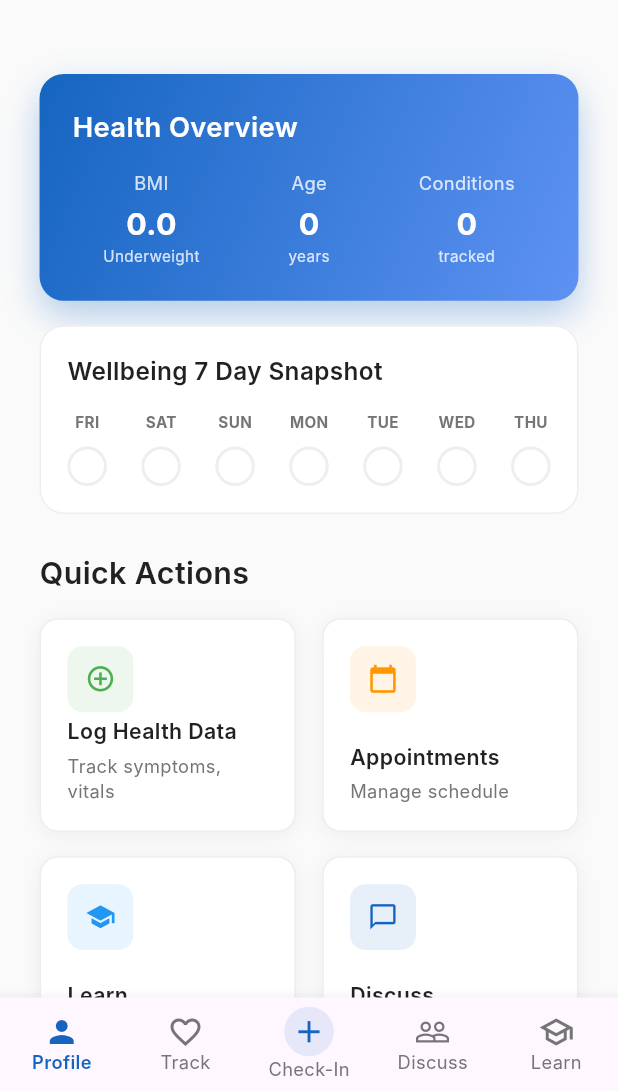
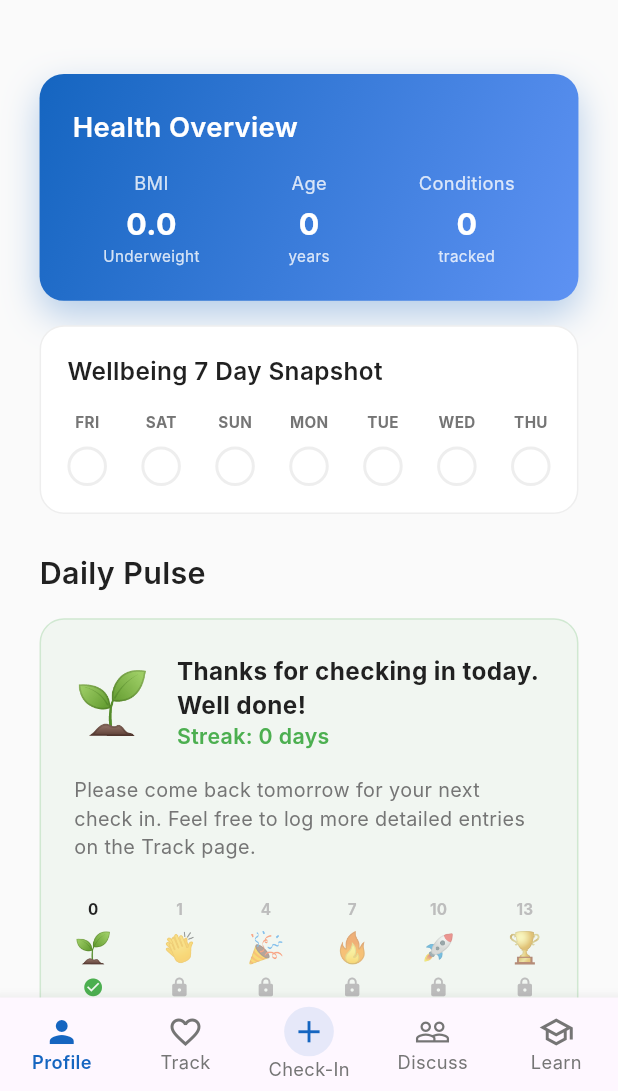
Before and after one commit to ACK-Adeyemi/pocket_health_app_v1, a Flutter app: the DashboardScreen screen opened by its route, item 2 of the bottom bar chosen, on a phone screen of 412 x 824 dp, the part 145-1236 px from its top. Run offline on Flutter 3.47's test engine with Material 3 defaults, Android fonts, the phone set to English and light mode, and no system bars; our stand-ins replace cloud_firestore, firebase_auth, firebase_core, flutter_screenutil, form_validator, go_router and 1 more; accounts and stored records are empty; Roboto replaces fonts that are missing (Inter).

Commit message:
Updated daily pulse to include streak details
- Also built web files
- Centralised logic for getting latest text health condition screens (update from code, static, vs fetching from Firestore - bad practice for when I want to update code in multiple places)

```diff
--- a/lib/screens/dashboard/dashboard_screen.dart
+++ b/lib/screens/dashboard/dashboard_screen.dart
@@ -9,6 +9,7 @@ import '../../providers/quick_check_in_provider.dart';
 import '../../providers/health_tracking_provider.dart';
 import '../../models/user_profile.dart';
 import '../../models/health_entry.dart';
+import '../../models/health_condition.dart';
 import '../../utils/app_colors.dart';
 import '../health/health_tracking_screen.dart';
 import '../community/community_screen.dart';
@@ -372,7 +373,7 @@ class _ProfileTab extends StatelessWidget {
     return Consumer<QuickCheckInProvider>(
       builder: (context, quickProvider, child) {
         final condition = quickProvider.selectedCondition;
-        if (condition == null) return const SizedBox.shrink();
+        final streak = quickProvider.streak;
 
         return Column(
           crossAxisAlignment: CrossAxisAlignment.start,
@@ -386,7 +387,18 @@ class _ProfileTab extends StatelessWidget {
               ),
             ),
             SizedBox(height: 16.h),
-            Container(
+            condition != null
+                ? _buildActiveCheckInCard(context, condition)
+                : _buildCompletionStreakCard(streak),
+            SizedBox(height: 32.h),
+          ],
+        );
+      },
+    );
+  }
+
+  Widget _buildActiveCheckInCard(BuildContext context, HealthCondition condition) {
+    return Container(
       width: double.infinity,
       padding: EdgeInsets.all(20.w),
       decoration: BoxDecoration(
@@ -439,11 +451,120 @@ class _ProfileTab extends StatelessWidget {
           ),
         ],
       ),
+    );
+  }
+
+  Widget _buildCompletionStreakCard(int streak) {
+    String currentEmoji;
+    if (streak == 0) {
+      currentEmoji = '🌱';
+    } else if (streak <= 3) {
+      currentEmoji = '👏';
+    } else if (streak <= 6) {
+      currentEmoji = '🎉';
+    } else if (streak <= 9) {
+      currentEmoji = '🔥';
+    } else if (streak <= 12) {
+      currentEmoji = '🚀';
+    } else {
+      currentEmoji = '🏆';
+    }
+
+    return Container(
+      width: double.infinity,
+      padding: EdgeInsets.all(20.w),
+      decoration: BoxDecoration(
+        color: AppColors.success.withOpacity(0.05),
+        borderRadius: BorderRadius.circular(16.r),
+        border: Border.all(color: AppColors.success.withOpacity(0.2)),
       ),
-            SizedBox(height: 32.h),
+      child: Column(
+        children: [
+          Row(
+            children: [
+              Text(currentEmoji, style: TextStyle(fontSize: 40.sp)),
+              SizedBox(width: 16.w),
+              Expanded(
+                child: Column(
+                  crossAxisAlignment: CrossAxisAlignment.start,
+                  children: [
+                    Text(
+                      'Thanks for checking in today. Well done!',
+                      style: TextStyle(
+                        fontSize: 16.sp,
+                        fontWeight: FontWeight.bold,
+                        color: AppColors.textPrimary,
+                      ),
+                    ),
+                    Text(
+                      'Streak: $streak days',
+                      style: TextStyle(
+                        fontSize: 14.sp,
+                        fontWeight: FontWeight.w600,
+                        color: AppColors.success,
+                      ),
+                    ),
+                  ],
+                ),
+              ),
+            ],
+          ),
+          SizedBox(height: 16.h),
+          Text(
+            'Please come back tomorrow for your next check in. Feel free to log more detailed entries on the Track page.',
+            style: TextStyle(
+              fontSize: 13.sp,
+              color: AppColors.textSecondary,
+            ),
+          ),
+          SizedBox(height: 24.h),
+          _buildMilestoneRow(streak),
+        ],
+      ),
+    );
+  }
+
+  Widget _buildMilestoneRow(int currentStreak) {
+    final milestones = [
+      {'val': 0, 'emoji': '🌱'},
+      {'val': 1, 'emoji': '👏'},
+      {'val': 4, 'emoji': '🎉'},
+      {'val': 7, 'emoji': '🔥'},
+      {'val': 10, 'emoji': '🚀'},
+      {'val': 13, 'emoji': '🏆'},
+    ];
+
+    return Row(
+      mainAxisAlignment: MainAxisAlignment.spaceBetween,
+      children: milestones.map((m) {
+        final isUnlocked = currentStreak >= (m['val'] as int);
+        return Column(
+          children: [
+            Text(
+              m['val'].toString(),
+              style: TextStyle(
+                fontSize: 10.sp,
+                fontWeight: FontWeight.bold,
+                color: isUnlocked ? AppColors.textPrimary : AppColors.textLight,
+              ),
+            ),
+            SizedBox(height: 4.h),
+            Text(
+              m['emoji'] as String,
+              style: TextStyle(
+                fontSize: 20.sp,
+                color: isUnlocked ? null : Colors.grey.withOpacity(0.5),
+              ),
+            ),
+            SizedBox(height: 4.h),
+            Icon(
+              isUnlocked ? Icons.check_circle : Icons.lock,
+              size: 14.sp,
+              color: isUnlocked ? AppColors.success : AppColors.textLight,
+            ),
           ],
         );
-      },
+      }).toList(),
     );
   }
 
```
Also changed, not shown: lib/models/health_condition.dart (+11 -0 lines), lib/screens/health/add_health_entry_screen.dart (+8 -1 lines), lib/screens/health/condition_detail_screen.dart (+11 -5 lines), lib/screens/health/health_tracking_screen.dart (+9 -53 lines), docs/assets/fonts/MaterialIcons-Regular.otf, 3 other files. Lines whose indentation alone changed are shown as unchanged.
